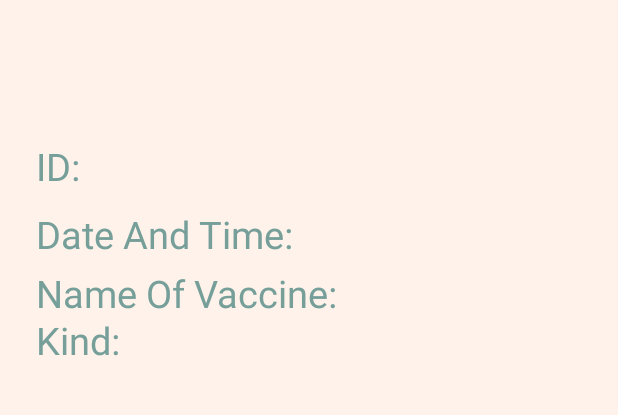
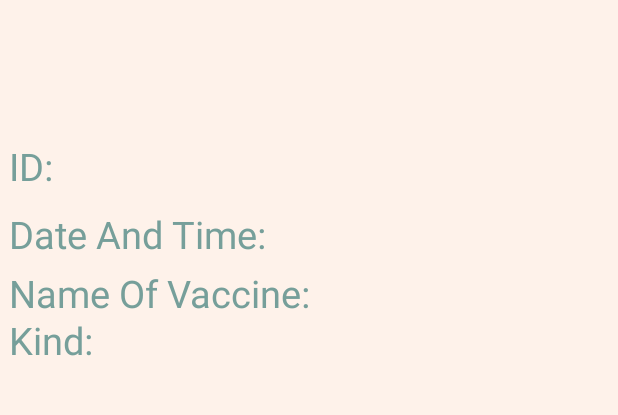
Before and after one commit to bontsdivina/CC107_Sat7301230Group1, an Android app: the VaccineDetails screen opened directly, with no data from a screen before it, on a phone screen of 412 x 824 dp, the part 489-904 px from its top. Run offline under Robolectric (Android 15) with nearby library versions, the phone set to English and light mode, and no system bars; our stand-ins replace Volley; 5 statements that could not run were skipped.

Commit message:
Update vaccine_details.xml

```diff
--- a/Group1_PROJECT/ANDROID/app/src/main/res/layout/vaccine_details.xml
+++ b/Group1_PROJECT/ANDROID/app/src/main/res/layout/vaccine_details.xml
@@ -35,10 +35,8 @@
     <LinearLayout
         android:layout_width="369dp"
         android:layout_height="204dp"
-        android:layout_marginEnd="7dp"
         android:orientation="vertical"
         app:layout_constraintBottom_toTopOf="@+id/guideline23"
-        app:layout_constraintEnd_toEndOf="parent"
         app:layout_constraintStart_toStartOf="parent"
         app:layout_constraintTop_toTopOf="@+id/guideline22"
         app:layout_constraintVertical_bias="0.262">
```
